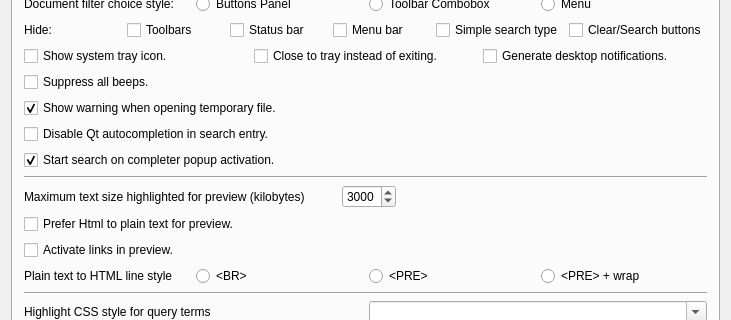
First picture: the form in src/qtgui/uiprefs.ui, repository alberti42/recoll-macos, before the edit; both pictures show x 0 to 731 and y 238 to 558 of the 731 by 684 pixel window.
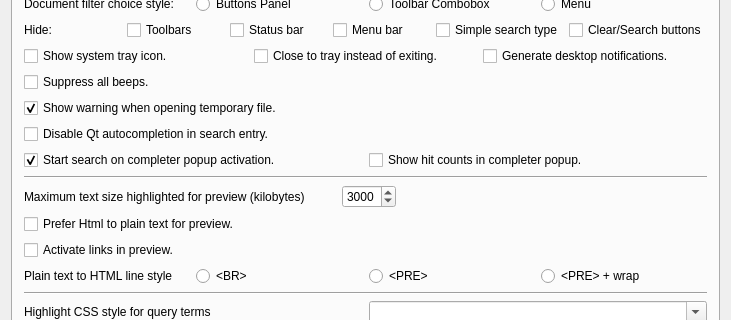
Second picture: the form after the edit.

Commit message: Add option to show hit counts in ssearch completer popup

What changed in the file:
```diff
--- a/src/qtgui/uiprefs.ui
+++ b/src/qtgui/uiprefs.ui
@@ -369,6 +369,8 @@
         </widget>
        </item>
        <item>
+        <layout class="QHBoxLayout" name="horizontalLayout1">
+       <item>
         <widget class="QCheckBox" name="ssSearchOnCompleteCB">
          <property name="text">
           <string>Start search on completer popup activation.</string>
@@ -377,6 +379,21 @@
           <bool>true</bool>
          </property>
         </widget>
+       </item>
+       <item>
+        <widget class="QCheckBox" name="showcompleterhitcountsCB">
+         <property name="toolTip">
+          <string>TOOLTIP?</string>
+         </property>
+         <property name="text">
+          <string>Show hit counts in completer popup.</string>
+         </property>
+         <property name="checked">
+          <bool>false</bool>
+         </property>
+        </widget>
+       </item>
+       </layout>
        </item>
        <item>
         <widget class="Line" name="line3">
```
The commit also changes 5 other files.
